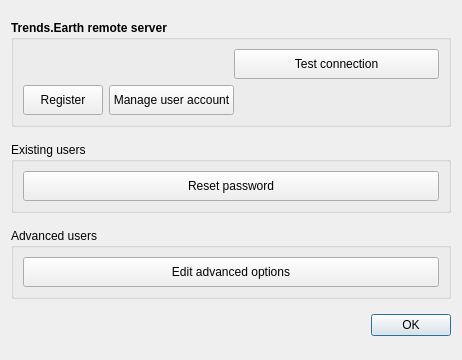
The window that LDMP/gui/DlgSettings.ui (ConservationInternational/trends.earth) describes before a commit, drawn with Qt 5.
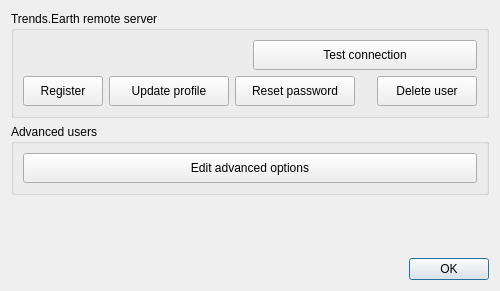
The same window after the commit. Custom widgets are drawn as their Qt base class.

Commit message:
Remove extra dialogue for managing remote user account.
The actions for managing remote user account are now available from buttons located at the main settings dialogue

Diff of the .ui file:
```diff
--- a/LDMP/gui/DlgSettings.ui
+++ b/LDMP/gui/DlgSettings.ui
@@ -9,26 +9,26 @@
    <rect>
     <x>0</x>
     <y>0</y>
-    <width>462</width>
-    <height>360</height>
+    <width>500</width>
+    <height>291</height>
    </rect>
   </property>
   <property name="sizePolicy">
-   <sizepolicy hsizetype="Fixed" vsizetype="Fixed">
+   <sizepolicy hsizetype="Preferred" vsizetype="Preferred">
     <horstretch>0</horstretch>
     <verstretch>0</verstretch>
    </sizepolicy>
   </property>
   <property name="minimumSize">
    <size>
-    <width>250</width>
+    <width>500</width>
     <height>0</height>
    </size>
   </property>
   <property name="windowTitle">
    <string>Settings</string>
   </property>
-  <layout class="QVBoxLayout" name="verticalLayout_4">
+  <layout class="QVBoxLayout" name="verticalLayout_2">
    <item>
     <widget class="QGroupBox" name="groupBox">
      <property name="sizePolicy">
@@ -45,8 +45,8 @@
      </property>
      <property name="font">
       <font>
-       <weight>75</weight>
-       <bold>true</bold>
+       <weight>50</weight>
+       <bold>false</bold>
       </font>
      </property>
      <property name="title">
@@ -80,7 +80,7 @@
         <item>
          <widget class="QPushButton" name="pushButton_login">
           <property name="sizePolicy">
-           <sizepolicy hsizetype="Minimum" vsizetype="Minimum">
+           <sizepolicy hsizetype="Preferred" vsizetype="Preferred">
             <horstretch>0</horstretch>
             <verstretch>0</verstretch>
            </sizepolicy>
@@ -88,7 +88,7 @@
           <property name="minimumSize">
            <size>
             <width>0</width>
-            <height>30</height>
+            <height>0</height>
            </size>
           </property>
           <property name="font">
@@ -109,14 +109,14 @@
         <item>
          <widget class="QPushButton" name="pushButton_register">
           <property name="sizePolicy">
-           <sizepolicy hsizetype="Minimum" vsizetype="Minimum">
+           <sizepolicy hsizetype="Preferred" vsizetype="Minimum">
             <horstretch>0</horstretch>
             <verstretch>0</verstretch>
            </sizepolicy>
           </property>
           <property name="minimumSize">
            <size>
-            <width>0</width>
+            <width>80</width>
             <height>30</height>
            </size>
           </property>
@@ -134,15 +134,15 @@
         <item>
          <widget class="QPushButton" name="pushButton_edit">
           <property name="sizePolicy">
-           <sizepolicy hsizetype="Minimum" vsizetype="Minimum">
+           <sizepolicy hsizetype="Preferred" vsizetype="Preferred">
             <horstretch>0</horstretch>
             <verstretch>0</verstretch>
            </sizepolicy>
           </property>
           <property name="minimumSize">
            <size>
-            <width>0</width>
-            <height>30</height>
+            <width>120</width>
+            <height>0</height>
            </size>
           </property>
           <property name="font">
@@ -152,7 +152,26 @@
            </font>
           </property>
           <property name="text">
-           <string>Manage user account</string>
+           <string>Update profile</string>
+          </property>
+         </widget>
+        </item>
+        <item>
+         <widget class="QPushButton" name="pushButton_forgot_pwd">
+          <property name="sizePolicy">
+           <sizepolicy hsizetype="Preferred" vsizetype="Preferred">
+            <horstretch>0</horstretch>
+            <verstretch>0</verstretch>
+           </sizepolicy>
+          </property>
+          <property name="minimumSize">
+           <size>
+            <width>120</width>
+            <height>0</height>
+           </size>
+          </property>
+          <property name="text">
+           <string>Reset password</string>
           </property>
          </widget>
         </item>
@@ -169,57 +188,30 @@
           </property>
          </spacer>
         </item>
+        <item>
+         <widget class="QPushButton" name="pushButton_delete_user">
+          <property name="sizePolicy">
+           <sizepolicy hsizetype="Preferred" vsizetype="Preferred">
+            <horstretch>0</horstretch>
+            <verstretch>0</verstretch>
+           </sizepolicy>
+          </property>
+          <property name="minimumSize">
+           <size>
+            <width>100</width>
+            <height>0</height>
+           </size>
+          </property>
+          <property name="text">
+           <string>Delete user</string>
+          </property>
+         </widget>
+        </item>
        </layout>
       </item>
      </layout>
     </widget>
    </item>
-   <item>
-    <widget class="QGroupBox" name="groupBox_2">
-     <property name="sizePolicy">
-      <sizepolicy hsizetype="Preferred" vsizetype="Fixed">
-       <horstretch>0</horstretch>
-       <verstretch>0</verstretch>
-      </sizepolicy>
-     </property>
-     <property name="font">
-      <font>
-       <weight>50</weight>
-       <bold>false</bold>
-      </font>
-     </property>
-     <property name="title">
-      <string>Existing users</string>
-     </property>
-     <layout class="QVBoxLayout" name="verticalLayout_2">
-      <item>
-       <widget class="QPushButton" name="pushButton_forgot_pwd">
-        <property name="sizePolicy">
-         <sizepolicy hsizetype="Minimum" vsizetype="Minimum">
-          <horstretch>0</horstretch>
-          <verstretch>0</verstretch>
-         </sizepolicy>
-        </property>
-        <property name="minimumSize">
-         <size>
-          <width>0</width>
-          <height>30</height>
-         </size>
-        </property>
-        <property name="font">
-         <font>
-          <weight>50</weight>
-          <bold>false</bold>
-         </font>
-        </property>
-        <property name="text">
-         <string>Reset password</string>
-        </property>
-       </widget>
-      </item>
-     </layout>
-    </widget>
-   </item>
    <item>
     <widget class="QGroupBox" name="groupBox_3">
      <property name="sizePolicy">
@@ -266,6 +258,19 @@
      </layout>
     </widget>
    </item>
+   <item>
+    <spacer name="verticalSpacer">
+     <property name="orientation">
+      <enum>Qt::Vertical</enum>
+     </property>
+     <property name="sizeHint" stdset="0">
+      <size>
+       <width>20</width>
+       <height>39</height>
+      </size>
+     </property>
+    </spacer>
+   </item>
    <item>
     <widget class="QDialogButtonBox" name="buttonBox">
      <property name="sizePolicy">
```
Left out of the diff: 2 changed lines with no effect on the pictures. The commit also changes 2 other files.
